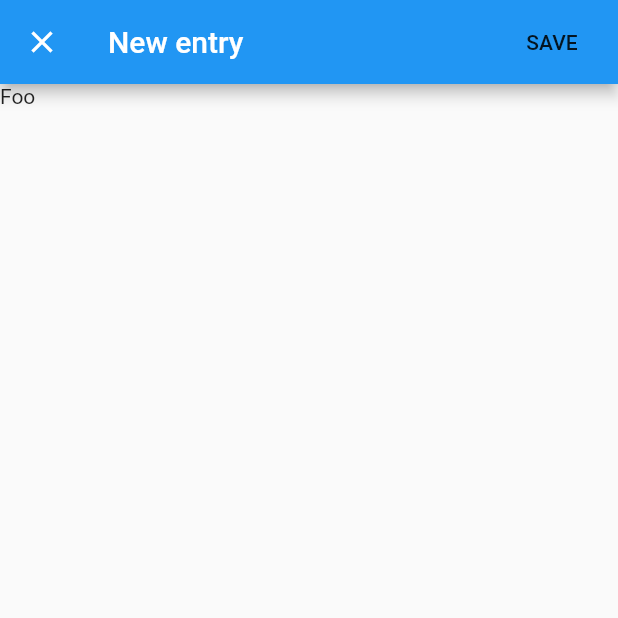
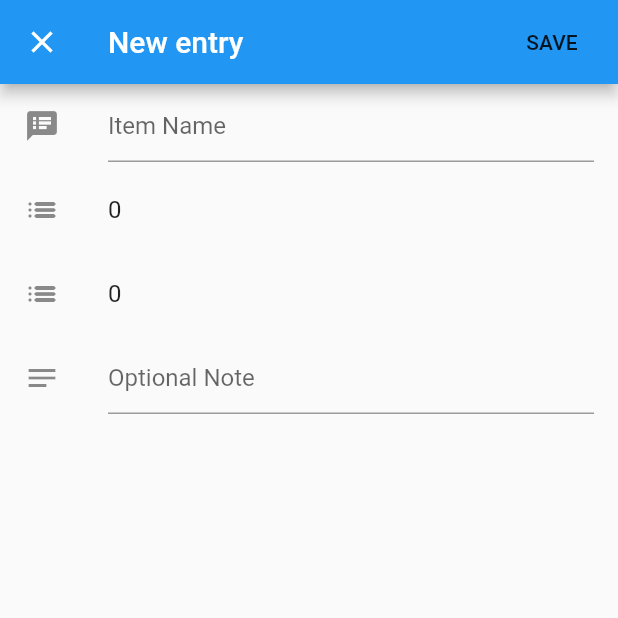
Before and after one commit to luicurtis/pantry-pal, a Flutter app: the screen it shows after launch, after a tap on the "add" icon, on a phone screen of 412 x 824 dp, the top half of it. Run offline on Flutter 3.47's test engine with Material 2 defaults, Android fonts, the phone set to English and light mode, and no system bars; our stand-ins replace numberpicker.

Commit message:
Able to add items to local list
Currently supports adding the name, shelf num., quantity, and an
optional note

Still need to add functionality to check validity of inputs when trying
to save

```diff
--- a/pantry_pal/lib/model/item.dart
+++ b/pantry_pal/lib/model/item.dart
@@ -6,6 +6,11 @@ class Item {
   String name;
   int shelfNum;
   int quantity;
+  DateTime lastUpdated;
 
-  Item({@required this.name, @required this.shelfNum, @required this.quantity});
+  Item({@required this.name,
+  @required this.shelfNum,
+  @required this.quantity,
+  @required this.lastUpdated,
+  });
 }
--- a/pantry_pal/lib/pages/add_entry.dart
+++ b/pantry_pal/lib/pages/add_entry.dart
@@ -1,5 +1,7 @@
 import 'package:flutter/material.dart';
 import 'package:pantry_pal/model/item.dart';
+import 'package:numberpicker/numberpicker.dart';
+
 
 class AddEntry extends StatefulWidget {
   @override
@@ -7,20 +9,100 @@ class AddEntry extends StatefulWidget {
 }
 
 class _AddEntryState extends State<AddEntry> {
+  DateTime curDateTime = DateTime.now();
+  String name = "";
+  int shelfNum = 0;
+  int quantity = 0;
+  String note = "";
+
+  void showShelfPicker(BuildContext context) {
+    showDialog<int>(
+      context: context,
+      builder: (BuildContext context) {
+        return NumberPickerDialog.integer(
+          initialIntegerValue: shelfNum,
+          minValue: 0,
+          maxValue: 10,
+          title: Text('Pick the shelf number')
+        );
+      }
+    ).then((value) => {
+      if (value != null) {
+        setState(() => shelfNum = value)
+      }
+    });
+  }
+
+  void showQuantityPicker(BuildContext context) {
+    String curName = name;
+    if (curName == '') {
+      curName = "Items";
+    }
+    showDialog<int>(
+      context: context,
+      builder: (BuildContext context) {
+        return NumberPickerDialog.integer(
+          initialIntegerValue: quantity,
+          minValue: 0,
+          maxValue: 100,
+          title: Text('Number of $curName')
+        );
+      }
+    ).then((value) => {
+      if (value != null) {
+        setState(() => quantity = value)
+      }
+    });
+  }
+
   @override
   Widget build(BuildContext context) {
-    return new Scaffold(
-      appBar: new AppBar(
+    return Scaffold(
+      appBar: AppBar(
         title: const Text('New entry'),
         actions: [
-          new FlatButton(
+          FlatButton(
               onPressed: () {
-                Navigator.of(context).pop(Item(name: "test", quantity: 1, shelfNum: 1));},
-              child: new Text('SAVE')
+                Navigator.of(context).pop(
+                  Item(name: name, quantity: quantity, shelfNum: shelfNum, lastUpdated: curDateTime)
+                );},
+              child: Text('SAVE')
           ),
         ],
       ),
-      body: new Text("Foo"),
+      body: Column(children: [
+        ListTile (
+          leading: Icon(Icons.speaker_notes),
+          title: TextField(
+            decoration: InputDecoration(
+              hintText: 'Item Name'
+            ),
+            controller: TextEditingController(text: name),
+            onChanged: (value) => name = value,
+          )
+        ),
+        ListTile(
+          leading: Icon(Icons.list_rounded),
+          title: Text('$shelfNum'),
+          onTap: () => showShelfPicker(context),
+        ),
+        ListTile(
+          leading: Icon(Icons.list_rounded),
+          title: Text('$quantity'),
+          onTap: () => showQuantityPicker(context),
+        ),
+        ListTile(
+          leading: Icon(Icons.notes),
+          title: TextField(
+            decoration: InputDecoration(hintText: 'Optional Note'),
+            controller: TextEditingController(text: note),
+            onChanged: (value) => note = value,
+          ),
+        )
+      ]),
     );
   }
 }
+
+
+//https://fidev.io/full-screen-dialog/
--- a/pantry_pal/lib/pages/inventory.dart
+++ b/pantry_pal/lib/pages/inventory.dart
@@ -11,7 +11,7 @@ class Inventory extends StatefulWidget {
 
 class _InventoryState extends State<Inventory> {
   // TODO: Will need to refactor to use as the class Item
-  var items = [
+  static var items = [
     {"name": "Pasta",
       "quantity": 10,
       "shelfNum": 2 },
@@ -94,7 +94,7 @@ class _InventoryState extends State<Inventory> {
     ));
     if (save != null) {
     // TODO: Will need to refactor to use as the class Item
-      var newItem = {"name":save.name, "shelfNum":save.shelfNum, "quanity":save.quantity};
+      var newItem = {"name":save.name, "shelfNum":save.shelfNum, "quantity":save.quantity};
       setState((){
         items.add(newItem);
         print(items);
--- a/pantry_pal/pubspec.yaml
+++ b/pantry_pal/pubspec.yaml
@@ -28,6 +28,7 @@ dependencies:
   # The following adds the Cupertino Icons font to your application.
   # Use with the CupertinoIcons class for iOS style icons.
   cupertino_icons: ^1.0.1
+  numberpicker: ^1.3.0
 
 dev_dependencies:
   flutter_test:
```
